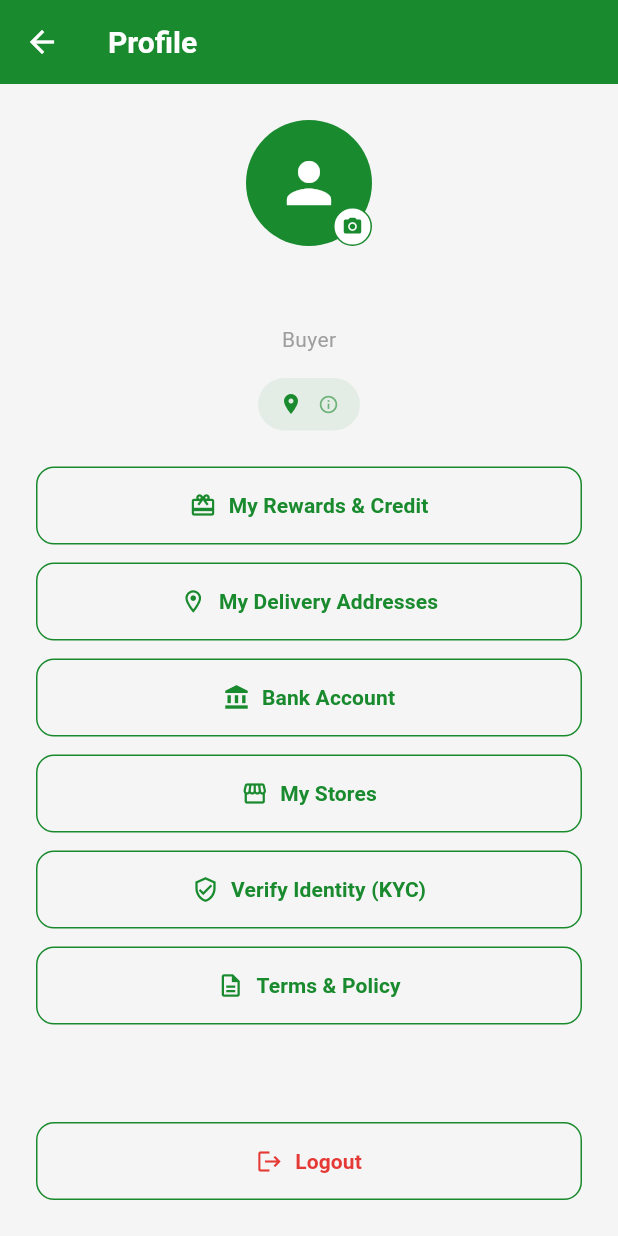
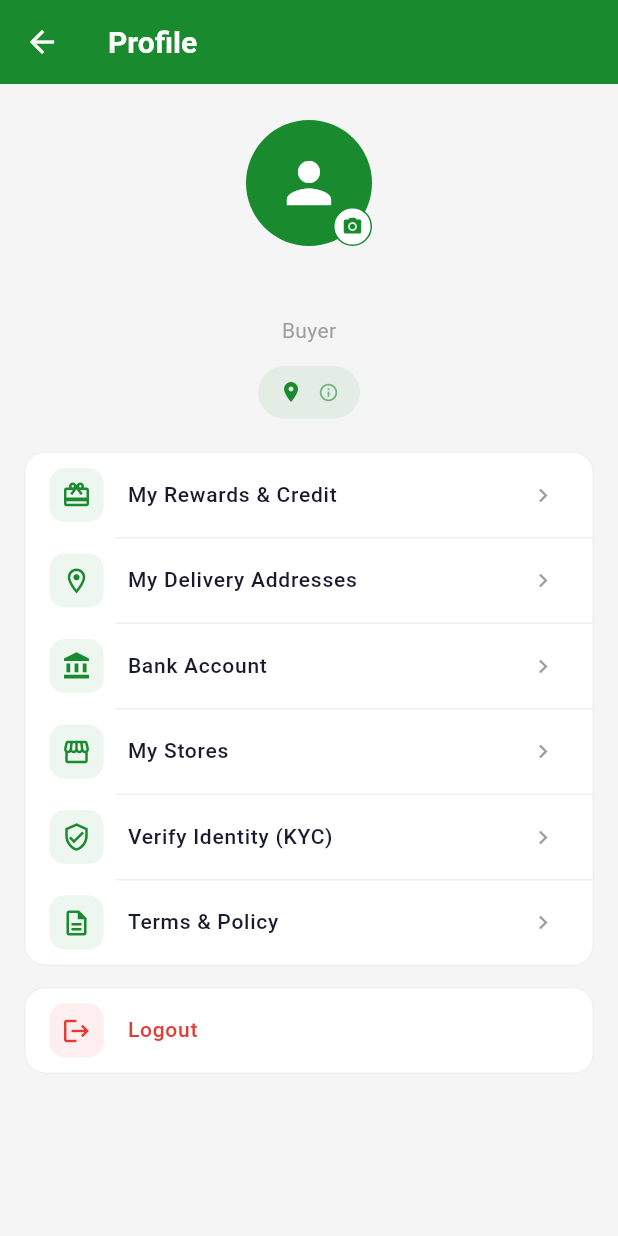
Before and after one commit to kaluifekwe/Kay-s_Marketplace, a Flutter app: the ProfileTab screen opened directly, on a phone screen of 412 x 824 dp. Run offline on Flutter 3.47's test engine with Material 3 defaults, Android fonts, the phone set to English and light mode, and no system bars; our stand-ins replace cached_network_image, firebase_core, firebase_messaging, flutter_bloc, flutter_cache_manager, flutter_dotenv and 12 more; missing offline and left inert: gal; accounts and stored records are empty.

Commit message:
Polish buyer profile + make vendor menu scrollable
- Vendor menu (☰ bottom sheet): with Pickup Locations added the sheet ran
  past the default max height and clipped Logout. Now isScrollControlled +
  SafeArea + scroll view so every item (incl. Logout) is reachable.
- Buyer profile: replaced the column of wide full-width outlined buttons with
  a tighter, scrollable settings-style card list (icon chip + label +
  chevron), and moved Logout into its own card so it's always visible. Removed
  the Spacer (incompatible with the now-scrollable body).

Co-Authored-By: Claude Opus 4.8 <noreply@anthropic.com>

```diff
--- a/dispatchph_mobile/lib/screens/marketplace/home_screen.dart
+++ b/dispatchph_mobile/lib/screens/marketplace/home_screen.dart
@@ -1007,16 +1007,45 @@ class ProfileTab extends StatelessWidget {
           final state = snapshot.data!['state'] as String?;
           final userId = snapshot.data!['userId'] as String?;
           final avatarUrl = snapshot.data!['avatarUrl'] as String?;
-          return Padding(
-            padding: const EdgeInsets.all(24),
+          Widget tile(IconData icon, String label, VoidCallback onTap, {bool danger = false}) {
+            final color = danger ? AppColors.errorRed : AppColors.primaryGreen;
+            return ListTile(
+              leading: Container(
+                padding: const EdgeInsets.all(8),
+                decoration: BoxDecoration(color: color.withAlpha(20), borderRadius: BorderRadius.circular(10)),
+                child: Icon(icon, color: color, size: 20),
+              ),
+              title: Text(label,
+                  style: TextStyle(
+                      fontWeight: FontWeight.w500,
+                      fontSize: 14,
+                      color: danger ? AppColors.errorRed : AppColors.charcoal)),
+              trailing: danger ? null : const Icon(Icons.chevron_right, size: 18, color: AppColors.mediumGray),
+              onTap: onTap,
+            );
+          }
+
+          Widget card(List<Widget> children) => Container(
+                decoration: BoxDecoration(
+                  color: Colors.white,
+                  borderRadius: BorderRadius.circular(14),
+                  border: Border.all(color: AppColors.mediumGray.withAlpha(40)),
+                ),
+                clipBehavior: Clip.antiAlias,
+                child: Column(children: children),
+              );
+          const divider = Divider(height: 1, indent: 60, color: Color(0xFFEFEFEF));
+
+          return SingleChildScrollView(
+            padding: const EdgeInsets.fromLTRB(16, 24, 16, 28),
             child: Column(
               children: [
                 _BuyerAvatar(userId: userId, initialUrl: avatarUrl),
-                const SizedBox(height: 16),
+                const SizedBox(height: 14),
                 Text(name, style: Theme.of(context).textTheme.headlineMedium),
-                const SizedBox(height: 8),
+                const SizedBox(height: 4),
                 const Text('Buyer', style: TextStyle(color: AppColors.mediumGray)),
-                const SizedBox(height: 16),
+                const SizedBox(height: 14),
                 GestureDetector(
                   onTap: () => _showStateInfoDialog(context, state),
                   child: Container(
@@ -1044,83 +1073,29 @@ class ProfileTab extends StatelessWidget {
                     ),
                   ),
                 ),
-                const SizedBox(height: 24),
-                SizedBox(
-                  width: double.infinity,
-                  child: OutlinedButton.icon(
-                    onPressed: () => Navigator.push(
-                      context,
-                      MaterialPageRoute(builder: (_) => const MyRewardsScreen()),
-                    ),
-                    icon: const Icon(Icons.card_giftcard),
-                    label: const Text('My Rewards & Credit'),
-                  ),
-                ),
-                const SizedBox(height: 12),
-                SizedBox(
-                  width: double.infinity,
-                  child: OutlinedButton.icon(
-                    onPressed: () => Navigator.push(
-                      context,
-                      MaterialPageRoute(builder: (_) => const BuyerAddressesScreen()),
-                    ),
-                    icon: const Icon(Icons.location_on_outlined),
-                    label: const Text('My Delivery Addresses'),
-                  ),
-                ),
-                const SizedBox(height: 12),
-                SizedBox(
-                  width: double.infinity,
-                  child: OutlinedButton.icon(
-                    onPressed: () => Navigator.push(
-                      context,
-                      MaterialPageRoute(builder: (_) => const BuyerBankAccountScreen()),
-                    ),
-                    icon: const Icon(Icons.account_balance),
-                    label: const Text('Bank Account'),
-                  ),
-                ),
-                const SizedBox(height: 12),
-                SizedBox(
-                  width: double.infinity,
-                  child: OutlinedButton.icon(
-                    onPressed: () => Navigator.push(
-                      context,
-                      MaterialPageRoute(builder: (_) => const MyStoresScreen()),
-                    ),
-                    icon: const Icon(Icons.storefront_outlined),
-                    label: const Text('My Stores'),
-                  ),
-                ),
-                const SizedBox(height: 12),
-                SizedBox(
-                  width: double.infinity,
-                  child: OutlinedButton.icon(
-                    onPressed: () => Navigator.push(
-                      context,
-                      MaterialPageRoute(builder: (_) => const KycScreen()),
-                    ),
-                    icon: const Icon(Icons.verified_user_outlined),
-                    label: const Text('Verify Identity (KYC)'),
-                  ),
-                ),
-                const SizedBox(height: 12),
-                SizedBox(
-                  width: double.infinity,
-                  child: OutlinedButton.icon(
-                    onPressed: () => Navigator.push(
-                      context,
-                      MaterialPageRoute(builder: (_) => const PolicyScreen()),
-                    ),
-                    icon: const Icon(Icons.description_outlined),
-                    label: const Text('Terms & Policy'),
-                  ),
-                ),
-                const Spacer(),
-                SizedBox(
-                  width: double.infinity,
-                  child: OutlinedButton.icon(
-                    onPressed: () async {
+                const SizedBox(height: 22),
+                card([
+                  tile(Icons.card_giftcard, 'My Rewards & Credit',
+                      () => Navigator.push(context, MaterialPageRoute(builder: (_) => const MyRewardsScreen()))),
+                  divider,
+                  tile(Icons.location_on_outlined, 'My Delivery Addresses',
+                      () => Navigator.push(context, MaterialPageRoute(builder: (_) => const BuyerAddressesScreen()))),
+                  divider,
+                  tile(Icons.account_balance, 'Bank Account',
+                      () => Navigator.push(context, MaterialPageRoute(builder: (_) => const BuyerBankAccountScreen()))),
+                  divider,
+                  tile(Icons.storefront_outlined, 'My Stores',
+                      () => Navigator.push(context, MaterialPageRoute(builder: (_) => const MyStoresScreen()))),
+                  divider,
+                  tile(Icons.verified_user_outlined, 'Verify Identity (KYC)',
+                      () => Navigator.push(context, MaterialPageRoute(builder: (_) => const KycScreen()))),
+                  divider,
+                  tile(Icons.description_outlined, 'Terms & Policy',
+                      () => Navigator.push(context, MaterialPageRoute(builder: (_) => const PolicyScreen()))),
+                ]),
+                const SizedBox(height: 14),
+                card([
+                  tile(Icons.logout, 'Logout', () async {
                     await AuthService.logout();
                     if (!context.mounted) return;
                     Navigator.pushAndRemoveUntil(
@@ -1128,12 +1103,8 @@ class ProfileTab extends StatelessWidget {
                       MaterialPageRoute(builder: (_) => const WelcomeScreen()),
                       (route) => false,
                     );
-                    },
-                    icon: const Icon(Icons.logout),
-                    label: const Text('Logout'),
-                    style: OutlinedButton.styleFrom(foregroundColor: AppColors.errorRed),
-                  ),
-                ),
+                  }, danger: true),
+                ]),
               ],
             ),
           );
--- a/dispatchph_mobile/lib/screens/vendor/dashboard_screen.dart
+++ b/dispatchph_mobile/lib/screens/vendor/dashboard_screen.dart
@@ -270,14 +270,17 @@ class _VendorDashboardState extends State<VendorDashboard> {
   void _showVendorMenu(BuildContext context) {
     showModalBottomSheet(
       context: context,
+      isScrollControlled: true,
       shape: const RoundedRectangleBorder(
         borderRadius: BorderRadius.vertical(top: Radius.circular(20)),
       ),
-      builder: (context) => Container(
-        padding: const EdgeInsets.all(16),
-        child: Column(
-          mainAxisSize: MainAxisSize.min,
-          children: [
+      builder: (context) => SafeArea(
+        child: SingleChildScrollView(
+          child: Container(
+            padding: const EdgeInsets.all(16),
+            child: Column(
+              mainAxisSize: MainAxisSize.min,
+              children: [
             Container(
               width: 40,
               height: 4,
@@ -403,7 +406,9 @@ class _VendorDashboardState extends State<VendorDashboard> {
               },
             ),
             const SizedBox(height: 8),
-          ],
+              ],
+            ),
+          ),
         ),
       ),
     );
```
Lines whose indentation alone changed are shown as unchanged.
